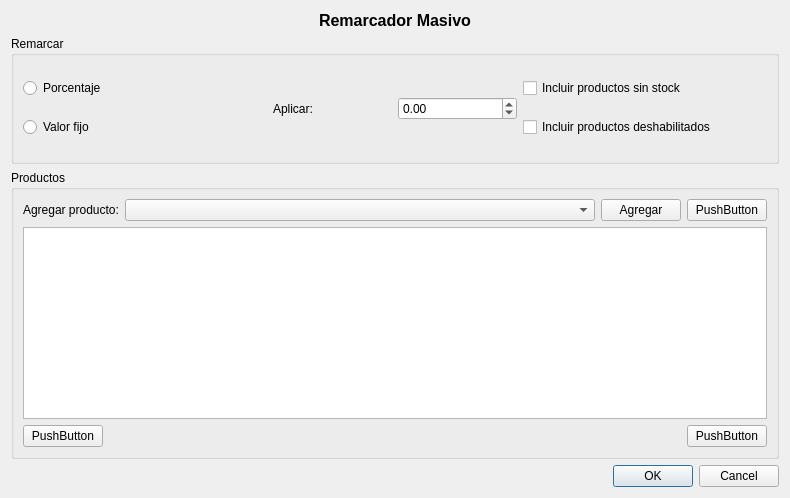
The window that trunk/plugins/productos/dremarcadormasivobase.ui (chungote/gestotux) describes before a commit, drawn with Qt 5.
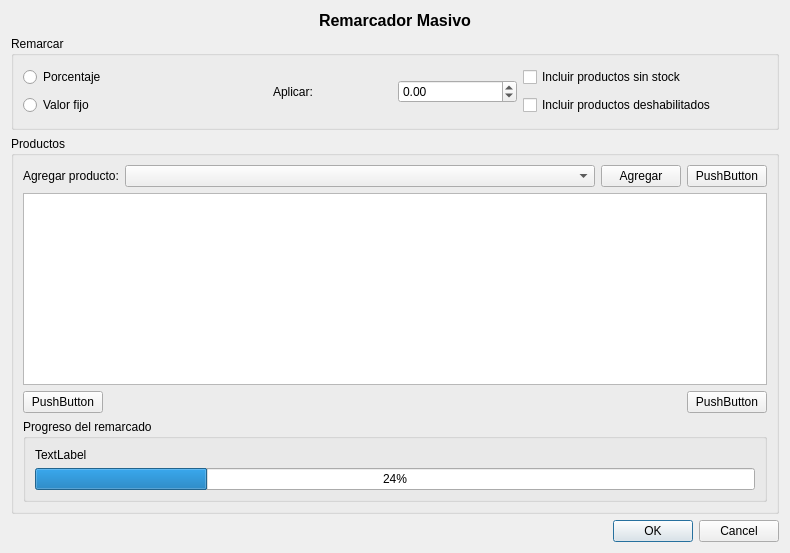
The same window after the commit. Custom widgets are drawn as their Qt base class.

```diff
--- a/trunk/plugins/productos/dremarcadormasivobase.ui
+++ b/trunk/plugins/productos/dremarcadormasivobase.ui
@@ -7,7 +7,7 @@
     <x>0</x>
     <y>0</y>
     <width>790</width>
-    <height>498</height>
+    <height>553</height>
    </rect>
   </property>
   <property name="windowTitle">
@@ -202,6 +202,32 @@
         </item>
        </layout>
       </item>
+      <item>
+       <widget class="QGroupBox" name="GBAvance">
+        <property name="title">
+         <string>Progreso del remarcado</string>
+        </property>
+        <property name="flat">
+         <bool>false</bool>
+        </property>
+        <layout class="QVBoxLayout" name="verticalLayout_6">
+         <item>
+          <widget class="QLabel" name="LEstado">
+           <property name="text">
+            <string>TextLabel</string>
+           </property>
+          </widget>
+         </item>
+         <item>
+          <widget class="QProgressBar" name="PgBAvance">
+           <property name="value">
+            <number>24</number>
+           </property>
+          </widget>
+         </item>
+        </layout>
+       </widget>
+      </item>
      </layout>
     </widget>
    </item>
```
